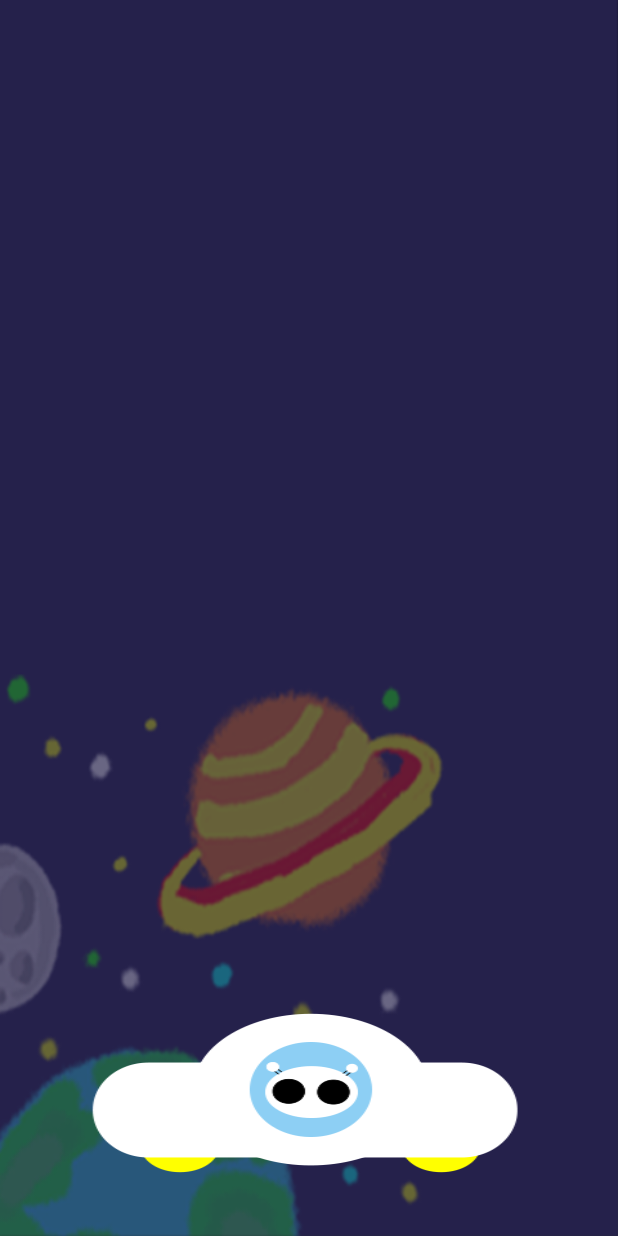
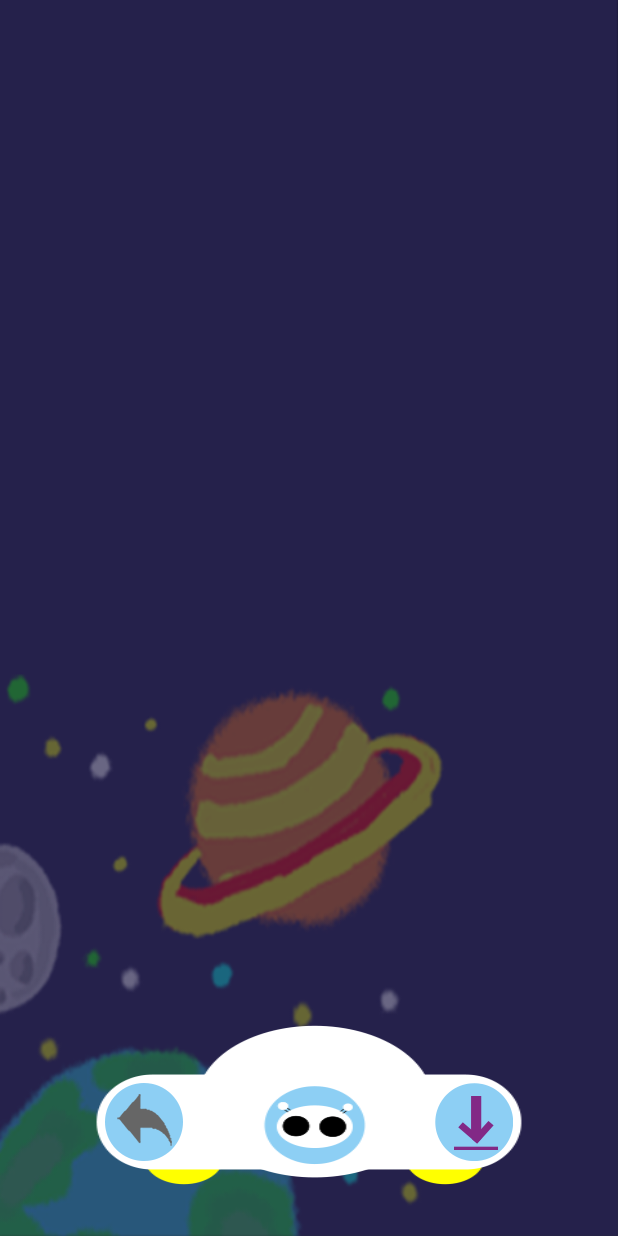
Before and after one commit to weichih1002/Loop, an Android app: the ScoreActivity screen opened directly, with no data from a screen before it, on a phone screen of 412 x 824 dp. Run offline under Robolectric (Android 15) with nearby library versions, the phone set to English and light mode, and no system bars; 3 statements that could not run were skipped.

Commit message:
new edit the score layout

```diff
--- a/app/src/main/res/layout/score_layout.xml
+++ b/app/src/main/res/layout/score_layout.xml
@@ -40,4 +40,28 @@
         android:paddingBottom="5dp"
         android:scaleType="centerInside"/>
 
+    <ImageButton
+        android:layout_width="wrap_content"
+        android:layout_height="wrap_content"
+        android:id="@+id/backBtn"
+        android:src="@drawable/back"
+        android:background="@null"
+        android:layout_marginBottom="50dp"
+        android:layout_marginStart="70dp"
+        android:layout_alignBottom="@+id/imageView1"
+        android:layout_alignParentStart="true"
+        android:scaleType="centerInside"/>
+
+    <ImageButton
+        android:layout_width="wrap_content"
+        android:layout_height="wrap_content"
+        android:id="@+id/downloadBtn"
+        android:src="@drawable/download"
+        android:background="@null"
+        android:layout_marginBottom="50dp"
+        android:layout_marginEnd="70dp"
+        android:scaleType="centerInside"
+        android:layout_alignTop="@+id/backBtn"
+        android:layout_alignParentEnd="true" />
+
 </RelativeLayout>
```
Also changed, not shown: app/src/main/java/com/teamloop/ncumis/loop/RecordActivity.java (+54 -6 lines), app/src/main/java/com/teamloop/ncumis/loop/ScoreActivity.java (+92 -10 lines), app/src/main/java/com/teamloop/ncumis/loop/ScreenShot.java (added, +96 -0 lines), app/src/main/res/drawable-hdpi/back.png (added), app/src/main/res/drawable-hdpi/download.png (added), app/src/main/res/drawable-hdpi/ufo.png, app/src/main/res/drawable-ldpi/back.png (added), app/src/main/res/drawable-ldpi/download.png (added), app/src/main/res/drawable-ldpi/ufo.png, app/src/main/res/drawable-mdpi/back.png (added), app/src/main/res/drawable-mdpi/download.png (added), app/src/main/res/drawable-mdpi/ufo.png, app/src/main/res/drawable-xhdpi/back.png (added), app/src/main/res/drawable-xhdpi/download.png (added), 4 more files.
